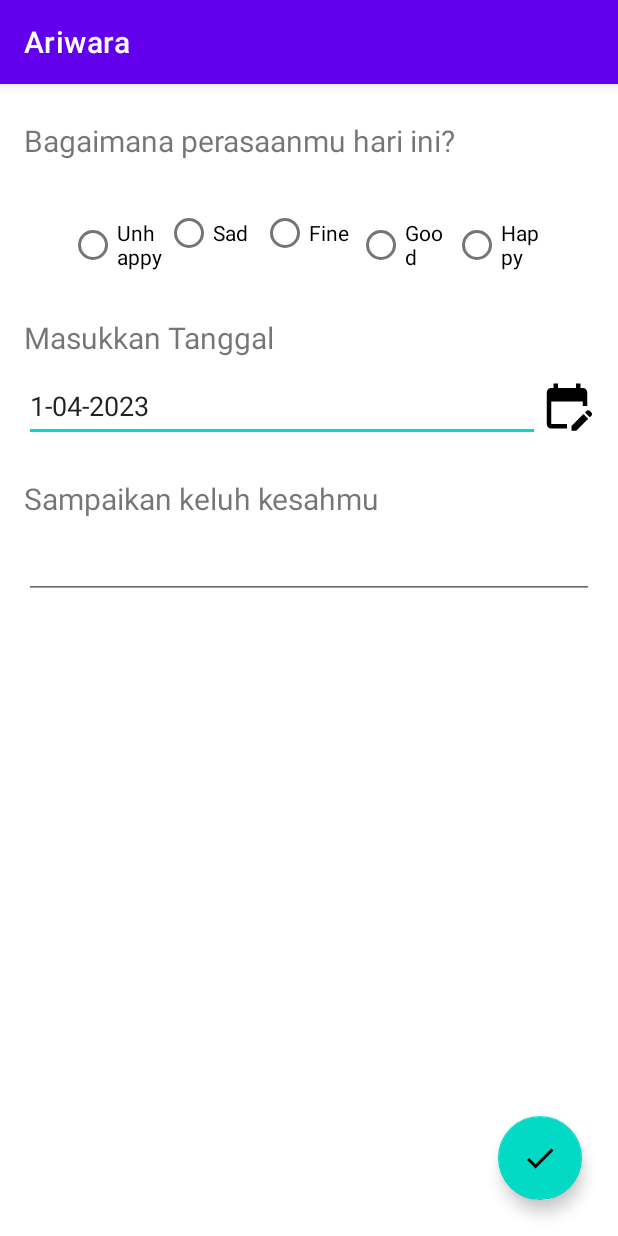
After one commit to munovrizall/Ariwara_MoodTracker, an Android app: the JournalActivity screen opened directly, with no data from a screen before it, on a phone screen of 412 x 824 dp. The commit adds this screen. Run offline under Robolectric (Android 15) with nearby library versions, the phone set to English and light mode, and no system bars.

Commit message:
Journal Activity layout completed

```diff
--- a/app/src/main/AndroidManifest.xml
+++ b/app/src/main/AndroidManifest.xml
@@ -11,6 +11,9 @@
         android:supportsRtl="true"
         android:theme="@style/Theme.Ariwara"
         tools:targetApi="31">
+        <activity
+            android:name=".JournalActivity"
+            android:exported="false" />
         <activity
             android:name=".ProfileActivity"
             android:exported="false" />
--- /dev/null
+++ b/app/src/main/java/com/artonov/ariwara/JournalActivity.kt
@@ -0,0 +1,70 @@
+package com.artonov.ariwara
+
+import android.app.DatePickerDialog
+import androidx.appcompat.app.AppCompatActivity
+import android.os.Bundle
+import android.widget.Toast
+import com.artonov.ariwara.databinding.ActivityJournalBinding
+import java.text.SimpleDateFormat
+import java.util.*
+
+class JournalActivity : AppCompatActivity() {
+    private lateinit var binding: ActivityJournalBinding
+    override fun onCreate(savedInstanceState: Bundle?) {
+        super.onCreate(savedInstanceState)
+        binding = ActivityJournalBinding.inflate(layoutInflater)
+        setContentView(binding.root)
+        setupListener()
+    }
+
+    fun setupListener() {
+        binding.apply {
+            etDate.setOnClickListener() {
+                getDate()
+            }
+            ivCalendar.setOnClickListener() {
+                getDate()
+            }
+        }
+    }
+
+    fun getDate() {
+        // Mendapatkan tanggal saat ini
+        val calendar = Calendar.getInstance()
+        val year = calendar.get(Calendar.YEAR)
+        val month = calendar.get(Calendar.MONTH)
+        val day = calendar.get(Calendar.DAY_OF_MONTH)
+
+        // Membuat instance dari DatePickerDialog
+        val datePickerDialog = DatePickerDialog(
+            this@JournalActivity,
+            { view, selectedYear, selectedMonth, selectedDay ->
+
+                // Membuat objek Date dari tanggal yang dipilih
+                val selectedDate = Calendar.getInstance().apply {
+                    set(selectedYear, selectedMonth, selectedDay)
+                }.time
+
+                // Mengecek apakah tanggal yang dipilih melebihi tanggal saat ini
+                if (selectedDate.after(Calendar.getInstance().time)) {
+                    Toast.makeText(
+                        this@JournalActivity,
+                        "Tanggal tidak valid!",
+                        Toast.LENGTH_SHORT
+                    ).show()
+                } else {
+                    // Mengubah tanggal yang dipilih menjadi string dengan format tertentu
+                    val dateString = SimpleDateFormat("dd-MM-yyyy", Locale.getDefault())
+                        .format(selectedDate)
+                    // Set tanggal yang dipilih ke TextInputEditText
+                    binding.etDate.setText(dateString)
+                }
+            },
+            year,
+            month,
+            day
+        )
+        // Tampilkan DatePickerDialog
+        datePickerDialog.show()
+    }
+}
--- /dev/null
+++ b/app/src/main/res/drawable/ic_add.xml
@@ -0,0 +1,5 @@
+<vector android:height="24dp" android:tint="#FFFFFF"
+    android:viewportHeight="24" android:viewportWidth="24"
+    android:width="24dp" xmlns:android="http://schemas.android.com/apk/res/android">
+    <path android:fillColor="@android:color/white" android:pathData="M19,13h-6v6h-2v-6H5v-2h6V5h2v6h6v2z"/>
+</vector>
--- /dev/null
+++ b/app/src/main/res/drawable/ic_calendar.xml
@@ -0,0 +1,5 @@
+<vector android:height="24dp" android:tint="#000000"
+    android:viewportHeight="24" android:viewportWidth="24"
+    android:width="24dp" xmlns:android="http://schemas.android.com/apk/res/android">
+    <path android:fillColor="@android:color/white" android:pathData="M12,22H5c-1.11,0 -2,-0.9 -2,-2L3.01,6c0,-1.1 0.88,-2 1.99,-2h1V2h2v2h8V2h2v2h1c1.1,0 2,0.9 2,2v6h-2v-2H5v10h7V22zM22.13,16.99l0.71,-0.71c0.39,-0.39 0.39,-1.02 0,-1.41l-0.71,-0.71c-0.39,-0.39 -1.02,-0.39 -1.41,0l-0.71,0.71L22.13,16.99zM21.42,17.7l-5.3,5.3H14v-2.12l5.3,-5.3L21.42,17.7z"/>
+</vector>
--- /dev/null
+++ b/app/src/main/res/drawable/ic_check.xml
@@ -0,0 +1,5 @@
+<vector android:height="24dp" android:tint="#FFFFFF"
+    android:viewportHeight="24" android:viewportWidth="24"
+    android:width="24dp" xmlns:android="http://schemas.android.com/apk/res/android">
+    <path android:fillColor="@android:color/white" android:pathData="M9,16.17L4.83,12l-1.42,1.41L9,19 21,7l-1.41,-1.41z"/>
+</vector>
--- /dev/null
+++ b/app/src/main/res/layout/activity_journal.xml
@@ -0,0 +1,133 @@
+<?xml version="1.0" encoding="utf-8"?>
+<androidx.constraintlayout.widget.ConstraintLayout xmlns:android="http://schemas.android.com/apk/res/android"
+    xmlns:app="http://schemas.android.com/apk/res-auto"
+    xmlns:tools="http://schemas.android.com/tools"
+    android:layout_width="match_parent"
+    android:layout_height="match_parent"
+    tools:context=".JournalActivity">
+
+
+    <TextView
+        android:id="@+id/tvTitle"
+        android:layout_width="wrap_content"
+        android:layout_height="wrap_content"
+        android:layout_marginStart="16dp"
+        android:layout_marginTop="24dp"
+        android:text="Bagaimana perasaanmu hari ini?"
+        android:textSize="20sp"
+        app:layout_constraintStart_toStartOf="parent"
+        app:layout_constraintTop_toTopOf="parent" />
+
+    <RadioGroup
+        android:id="@+id/rgMood"
+        android:layout_width="wrap_content"
+        android:layout_height="wrap_content"
+        android:layout_marginStart="16dp"
+        android:layout_marginTop="16dp"
+        android:layout_marginEnd="16dp"
+        android:orientation="horizontal"
+        app:layout_constraintEnd_toEndOf="parent"
+        app:layout_constraintStart_toStartOf="parent"
+        app:layout_constraintTop_toBottomOf="@id/tvTitle">
+
+        <RadioButton
+            android:id="@+id/rbUnhappy"
+            android:layout_width="64dp"
+            android:layout_height="64dp"
+            android:text="Unhappy"
+            />
+
+        <RadioButton
+            android:id="@+id/rbSad"
+            android:layout_width="64dp"
+            android:layout_height="64dp"
+            android:text="Sad" />
+
+        <RadioButton
+            android:id="@+id/rbFine"
+            android:layout_width="64dp"
+            android:layout_height="64dp"
+            android:text="Fine" />
+
+        <RadioButton
+            android:id="@+id/rbGood"
+            android:layout_width="64dp"
+            android:layout_height="64dp"
+            android:text="Good" />
+
+        <RadioButton
+            android:id="@+id/rbHappy"
+            android:layout_width="64dp"
+            android:layout_height="64dp"
+            android:text="Happy" />
+    </RadioGroup>
+
+    <TextView
+        android:id="@+id/tvDate"
+        android:layout_width="wrap_content"
+        android:layout_height="wrap_content"
+        android:layout_marginStart="16dp"
+        android:layout_marginTop="24dp"
+        android:text="Masukkan Tanggal"
+        android:textSize="20sp"
+        app:layout_constraintStart_toStartOf="parent"
+        app:layout_constraintTop_toBottomOf="@+id/rgMood" />
+
+    <EditText
+        android:id="@+id/etDate"
+        android:layout_width="0dp"
+        android:layout_height="48dp"
+        android:layout_marginStart="16dp"
+        android:layout_marginTop="8dp"
+        android:text="1-04-2023"
+        app:layout_constraintEnd_toStartOf="@+id/ivCalendar"
+        app:layout_constraintStart_toStartOf="parent"
+        app:layout_constraintTop_toBottomOf="@id/tvDate" />
+
+    <ImageView
+        android:id="@+id/ivCalendar"
+        android:layout_width="36dp"
+        android:layout_height="36dp"
+        android:layout_marginEnd="16dp"
+        android:src="@drawable/ic_calendar"
+        app:layout_constraintBottom_toBottomOf="@+id/etDate"
+        app:layout_constraintEnd_toEndOf="parent"
+        app:layout_constraintTop_toTopOf="@+id/etDate" />
+
+    <TextView
+        android:id="@+id/tvNote"
+        android:layout_width="wrap_content"
+        android:layout_height="wrap_content"
+        android:layout_marginStart="16dp"
+        android:layout_marginTop="24dp"
+        android:text="Sampaikan keluh kesahmu"
+        android:textSize="20sp"
+        app:layout_constraintStart_toStartOf="parent"
+        app:layout_constraintTop_toBottomOf="@+id/etDate" />
+
+    <EditText
+        android:id="@+id/etNote"
+        android:layout_width="0dp"
+        android:layout_height="wrap_content"
+        android:layout_marginStart="16dp"
+        android:layout_marginTop="8dp"
+        android:layout_marginEnd="16dp"
+        android:ems="10"
+        android:inputType="textMultiLine"
+        app:layout_constraintEnd_toEndOf="parent"
+        app:layout_constraintStart_toStartOf="parent"
+        app:layout_constraintTop_toBottomOf="@+id/tvNote" />
+
+    <com.google.android.material.floatingactionbutton.FloatingActionButton
+        android:id="@+id/fabDone"
+        android:layout_width="wrap_content"
+        android:layout_height="wrap_content"
+        android:layout_marginEnd="24dp"
+        android:layout_marginBottom="24dp"
+        android:clickable="true"
+        app:layout_constraintBottom_toBottomOf="parent"
+        app:layout_constraintEnd_toEndOf="parent"
+        app:srcCompat="@drawable/ic_check" />
+
+
+</androidx.constraintlayout.widget.ConstraintLayout>
--- a/app/src/main/res/menu/menu_bottom.xml
+++ b/app/src/main/res/menu/menu_bottom.xml
@@ -3,12 +3,12 @@
     xmlns:android="http://schemas.android.com/apk/res/android">
 
     <item
-        android:id="@+id/homeFragment"
+        android:id="@+id/menuHome"
         android:icon="@drawable/baseline_home_24"
         android:title="Home"
         app:showAsAction="always" />
     <item
-        android:id="@+id/profileFragment"
+        android:id="@+id/menuProfile"
         android:icon="@drawable/baseline_person_24"
         android:title="Profile"
         app:showAsAction="always" />
```
Also changed, not shown: app/build.gradle (+8 -3 lines), app/src/main/java/com/artonov/ariwara/HomeFragment.kt (deleted, +0 -27 lines), app/src/main/java/com/artonov/ariwara/MainActivity.kt (+28 -40 lines), app/src/main/java/com/artonov/ariwara/ProfileActivity.kt (added, +48 -0 lines), app/src/main/java/com/artonov/ariwara/ProfileFragment.kt (deleted, +0 -40 lines), app/src/main/java/com/artonov/ariwara/database/Diary.kt (added, +13 -0 lines), app/src/main/java/com/artonov/ariwara/database/DiaryDB.kt (added, +34 -0 lines), app/src/main/java/com/artonov/ariwara/database/DiaryDao.kt (added, +22 -0 lines), app/src/main/res/layout/activity_main.xml (+23 -11 lines), app/src/main/res/layout/activity_profile.xml (renamed from app/src/main/res/layout/fragment_profile.xml, +13 -1 lines), app/src/main/res/layout/fragment_home.xml (deleted, +0 -21 lines), app/src/main/res/navigation/main_nav.xml (deleted, +0 -26 lines).
